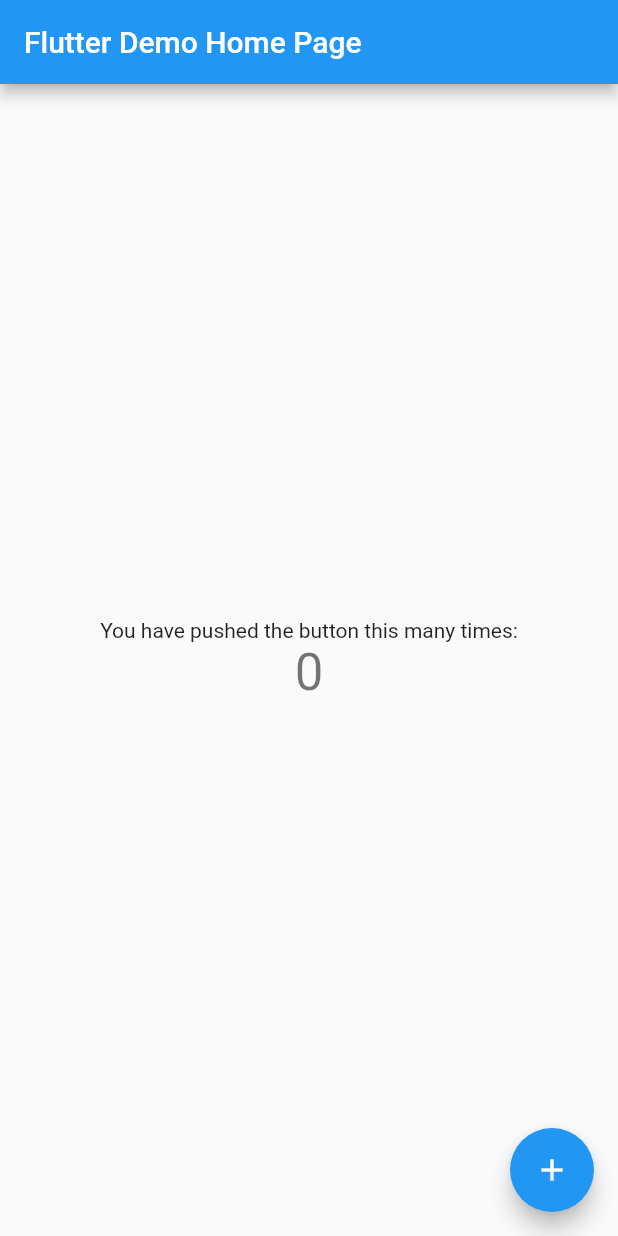
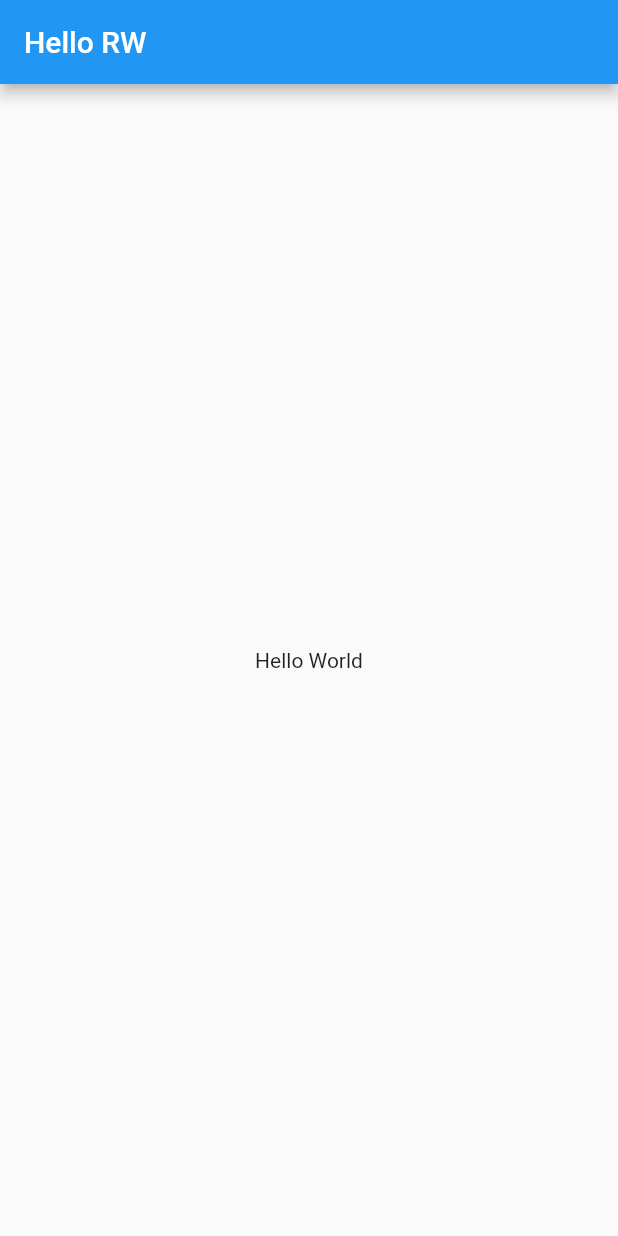
Before and after one commit to minhanPark/toonflix, a Flutter app: the screen it shows after launch, on a phone screen of 412 x 824 dp. Run offline on Flutter 3.47's test engine with Material 2 defaults, Android fonts, the phone set to English and light mode, and no system bars.

Commit message:
hello world

```diff
--- a/lib/main.dart
+++ b/lib/main.dart
@@ -1,115 +1,26 @@
 import 'package:flutter/material.dart';
 
 void main() {
-  runApp(const MyApp());
+  runApp(App());
 }
 
-class MyApp extends StatelessWidget {
-  const MyApp({super.key});
-
-  // This widget is the root of your application.
+class App extends StatelessWidget {
   @override
   Widget build(BuildContext context) {
     return MaterialApp(
-      title: 'Flutter Demo',
-      theme: ThemeData(
-        // This is the theme of your application.
-        //
-        // Try running your application with "flutter run". You'll see the
-        // application has a blue toolbar. Then, without quitting the app, try
-        // changing the primarySwatch below to Colors.green and then invoke
-        // "hot reload" (press "r" in the console where you ran "flutter run",
-        // or simply save your changes to "hot reload" in a Flutter IDE).
-        // Notice that the counter didn't reset back to zero; the application
-        // is not restarted.
-        primarySwatch: Colors.blue,
+      home: Scaffold(
+        appBar: AppBar(
+          title: Text(
+            "Hello RW",
+          ),
+        ),
+        body: Center(
+          child: Text(
+            "Hello World",
+            selectionColor: Color.fromRGBO(231, 5, 90, 1),
+          ),
+        ),
       ),
-      home: const MyHomePage(title: 'Flutter Demo Home Page'),
     );
   }
 }
-
-class MyHomePage extends StatefulWidget {
-  const MyHomePage({super.key, required this.title});
-
-  // This widget is the home page of your application. It is stateful, meaning
-  // that it has a State object (defined below) that contains fields that affect
-  // how it looks.
-
-  // This class is the configuration for the state. It holds the values (in this
-  // case the title) provided by the parent (in this case the App widget) and
-  // used by the build method of the State. Fields in a Widget subclass are
-  // always marked "final".
-
-  final String title;
-
-  @override
-  State<MyHomePage> createState() => _MyHomePageState();
-}
-
-class _MyHomePageState extends State<MyHomePage> {
-  int _counter = 0;
-
-  void _incrementCounter() {
-    setState(() {
-      // This call to setState tells the Flutter framework that something has
-      // changed in this State, which causes it to rerun the build method below
-      // so that the display can reflect the updated values. If we changed
-      // _counter without calling setState(), then the build method would not be
-      // called again, and so nothing would appear to happen.
-      _counter++;
-    });
-  }
-
-  @override
-  Widget build(BuildContext context) {
-    // This method is rerun every time setState is called, for instance as done
-    // by the _incrementCounter method above.
-    //
-    // The Flutter framework has been optimized to make rerunning build methods
-    // fast, so that you can just rebuild anything that needs updating rather
-    // than having to individually change instances of widgets.
-    return Scaffold(
-      appBar: AppBar(
-        // Here we take the value from the MyHomePage object that was created by
-        // the App.build method, and use it to set our appbar title.
-        title: Text(widget.title),
-      ),
-      body: Center(
-        // Center is a layout widget. It takes a single child and positions it
-        // in the middle of the parent.
-        child: Column(
-          // Column is also a layout widget. It takes a list of children and
-          // arranges them vertically. By default, it sizes itself to fit its
-          // children horizontally, and tries to be as tall as its parent.
-          //
-          // Invoke "debug painting" (press "p" in the console, choose the
-          // "Toggle Debug Paint" action from the Flutter Inspector in Android
-          // Studio, or the "Toggle Debug Paint" command in Visual Studio Code)
-          // to see the wireframe for each widget.
-          //
-          // Column has various properties to control how it sizes itself and
-          // how it positions its children. Here we use mainAxisAlignment to
-          // center the children vertically; the main axis here is the vertical
-          // axis because Columns are vertical (the cross axis would be
-          // horizontal).
-          mainAxisAlignment: MainAxisAlignment.center,
-          children: <Widget>[
-            const Text(
-              'You have pushed the button this many times:',
-            ),
-            Text(
-              '$_counter',
-              style: Theme.of(context).textTheme.headlineMedium,
-            ),
-          ],
-        ),
-      ),
-      floatingActionButton: FloatingActionButton(
-        onPressed: _incrementCounter,
-        tooltip: 'Increment',
-        child: const Icon(Icons.add),
-      ), // This trailing comma makes auto-formatting nicer for build methods.
-    );
-  }
-}
```
